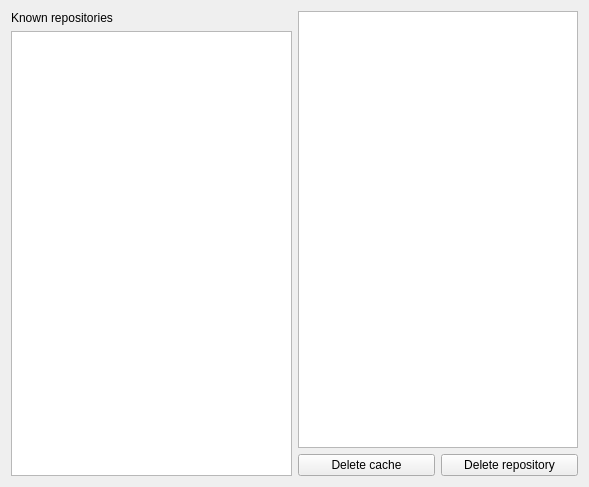
This is src/svnfrontend/database/dboverview.ui in KDE/kdesvn as Qt 5 draws it before an edit. The edited form follows.
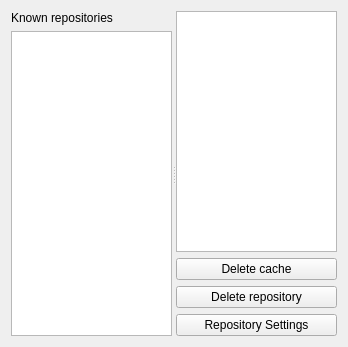
This is the edited form. Custom widgets are drawn as their Qt base class.

Commit message: * fix access interface in StringArray  * fix in sql statements for exclude parameter  * svn::Client::log can now use exclude list  * repository settings dialog now working  * revision tree uses settings of exclude list  * check if filling the logcache automatic is disabled for a specific repository

```diff
--- a/src/svnfrontend/database/dboverview.ui
+++ b/src/svnfrontend/database/dboverview.ui
@@ -6,15 +6,20 @@
    <rect>
     <x>0</x>
     <y>0</y>
-    <width>589</width>
-    <height>487</height>
+    <width>348</width>
+    <height>347</height>
    </rect>
   </property>
   <property name="windowTitle">
    <string>Form</string>
   </property>
-  <layout class="QHBoxLayout" name="horizontalLayout_2">
+  <layout class="QVBoxLayout" name="verticalLayout">
    <item>
+    <widget class="QSplitter" name="splitter">
+     <property name="orientation">
+      <enum>Qt::Horizontal</enum>
+     </property>
+     <widget class="QWidget" name="">
     <layout class="QVBoxLayout" name="m_ReposLayout">
      <item>
       <widget class="QLabel" name="m_RepositoryLabel">
@@ -27,15 +32,13 @@
       <widget class="QListView" name="m_ReposListView"/>
      </item>
     </layout>
-   </item>
-   <item>
-    <layout class="QVBoxLayout" name="verticalLayout">
-     <item>
+     </widget>
+     <widget class="QWidget" name="">
+      <layout class="QGridLayout" name="gridLayout">
+       <item row="0" column="0">
       <widget class="KTextBrowser" name="m_RepostatusBrowser"/>
      </item>
-     <item>
-      <layout class="QHBoxLayout" name="horizontalLayout">
-       <item>
+       <item row="1" column="0">
         <widget class="QPushButton" name="m_DeleteCacheButton">
          <property name="toolTip">
           <string>Delete cache entries for current selected repository</string>
@@ -48,7 +51,7 @@
          </property>
         </widget>
        </item>
-       <item>
+       <item row="2" column="0">
         <widget class="QPushButton" name="m_DeleteRepositoryButton">
          <property name="toolTip">
           <string>Delete all entries and settings for selected repository</string>
@@ -61,9 +64,16 @@
          </property>
         </widget>
        </item>
-      </layout>
-     </item>
-    </layout>
+       <item row="3" column="0">
+        <widget class="QPushButton" name="m_SettingsButton">
+         <property name="text">
+          <string>Repository Settings</string>
+         </property>
+        </widget>
+       </item>
+      </layout>
+     </widget>
+    </widget>
    </item>
   </layout>
  </widget>
```
Left out of the diff: 25 changed lines with no effect on the pictures. Lines whose indentation alone changed are shown as unchanged. The commit also changes 20 other files.
